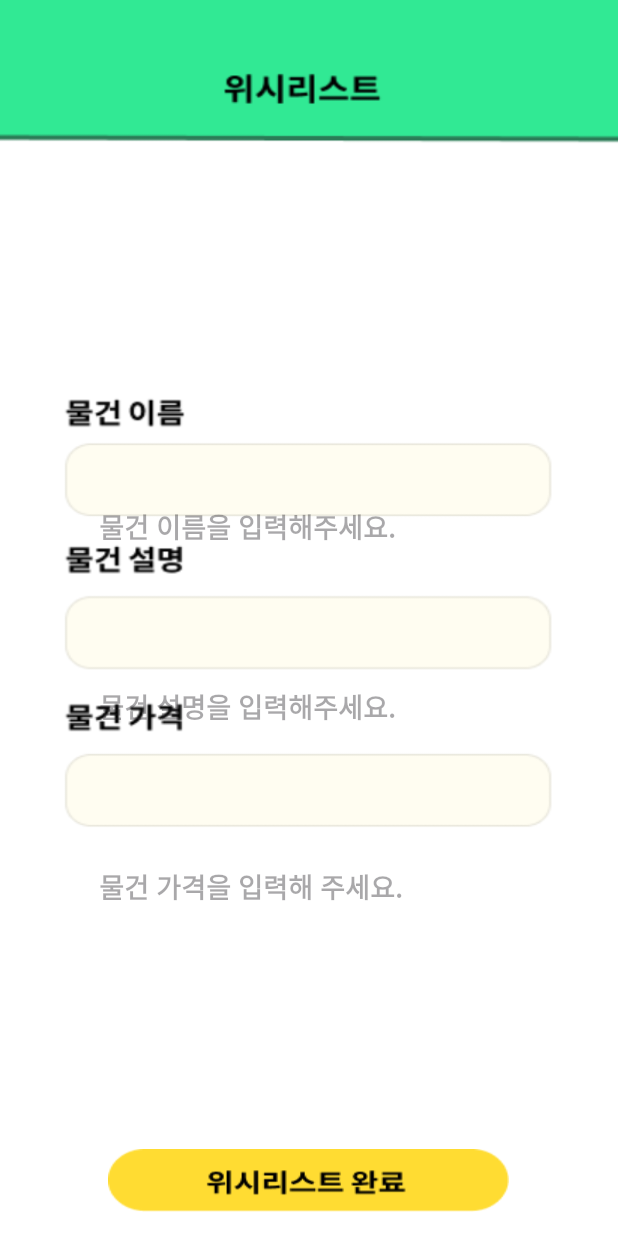
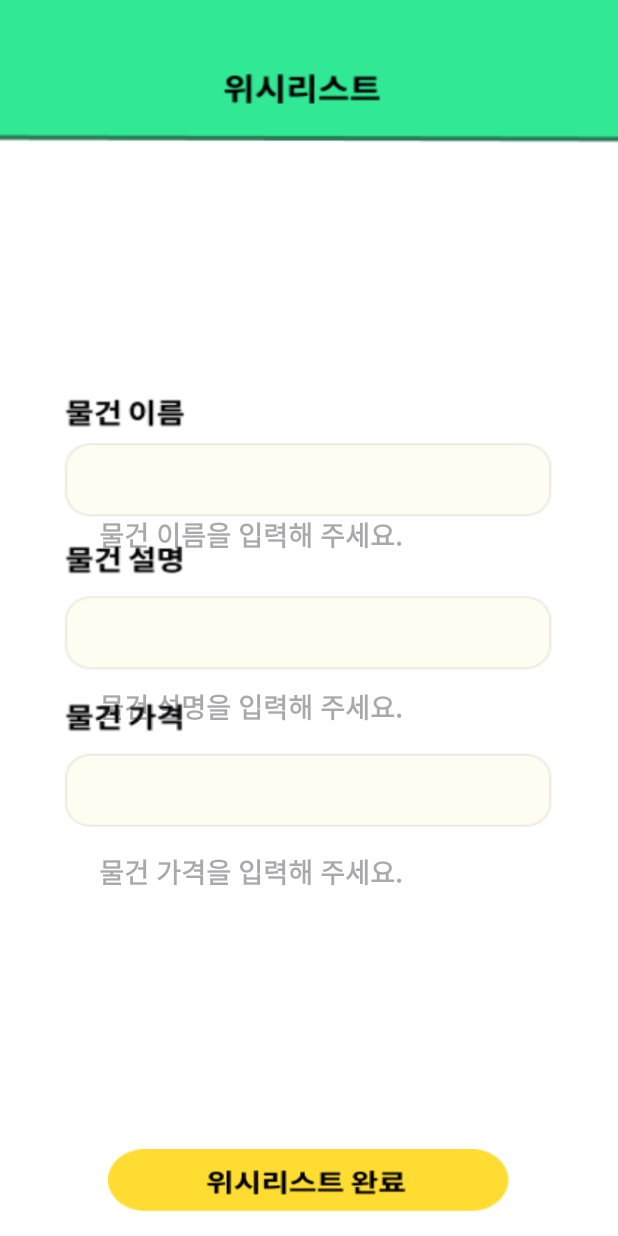
Before and after one commit to jyty0807/Time_to_pay, an Android app: the WishList screen opened directly, with no data from a screen before it, on a phone screen of 412 x 824 dp. Run offline under Robolectric (Android 15) with nearby library versions, the phone set to English and light mode, and no system bars.

Commit message:
위시리스트 수정, sdk 버전 업데이트

```diff
--- a/app/build.gradle.kts
+++ b/app/build.gradle.kts
@@ -9,7 +9,7 @@ android {
 
     defaultConfig {
         applicationId = "com.cookandroid.timetopay"
-        minSdk = 3
+        minSdk = 26
         targetSdk = 34
         versionCode = 1
         versionName = "1.0"
--- a/app/src/main/java/com/cookandroid/timetopay/WishList.kt
+++ b/app/src/main/java/com/cookandroid/timetopay/WishList.kt
@@ -1,5 +1,6 @@
 package com.cookandroid.timetopay
 
+import android.annotation.SuppressLint
 import android.content.Intent
 import android.os.Build
 import android.os.Bundle
@@ -23,6 +24,7 @@ class WishList : AppCompatActivity() {
 
     private var savedData: String = ""  // 추출한 데이터를 저장할 변수
 
+    @SuppressLint("MissingInflatedId")
     override fun onCreate(savedInstanceState: Bundle?) {
         super.onCreate(savedInstanceState)
         setContentView(R.layout.enterwishlist)
@@ -50,7 +52,7 @@ class WishList : AppCompatActivity() {
         // EditText들을 참조
         wishNameEditText = findViewById(R.id.wishNameEditText)
         wishExplainEditText = findViewById(R.id.wishExplainEditText)
-        wishPriceEditText = findViewById(R.id.wishPrice)
+        wishPriceEditText = findViewById(R.id.wishPriceEditText)
 
         wishlistButton = findViewById(R.id.wishlistbutton)
         wishlistButton.setOnClickListener {
--- a/app/src/main/res/layout/enterwishlist.xml
+++ b/app/src/main/res/layout/enterwishlist.xml
@@ -2,43 +2,46 @@
     xmlns:tools="http://schemas.android.com/tools"
     android:layout_width="match_parent"
     android:layout_height="match_parent"
-    android:background="@drawable/wishh"
+    android:background="@drawable/wisss"
     android:paddingLeft="16dp"
     android:paddingTop="16dp"
     android:paddingRight="16dp"
     android:paddingBottom="16dp"
     tools:context=".WishList">
 
-
     <EditText
         android:id="@+id/wishNameEditText"
         android:layout_width="280dp"
         android:layout_height="50dp"
+        android:layout_weight="1"
         android:layout_centerHorizontal="true"
-        android:layout_marginTop="310dp"
-        android:hint="물건 이름을 입력해주세요."
+        android:layout_marginTop="315dp"
         android:textStyle="bold"
-        android:background="@android:color/transparent" />
+        android:background="@android:color/transparent"
+        android:hint="물건 이름을 입력해 주세요." />
 
     <EditText
         android:id="@+id/wishExplainEditText"
         android:layout_width="280dp"
         android:layout_height="50dp"
+        android:layout_weight="1"
         android:layout_centerHorizontal="true"
         android:layout_marginTop="430dp"
-        android:hint="물건 설명을 입력해주세요."
         android:textStyle="bold"
-        android:background="@android:color/transparent" />
+        android:background="@android:color/transparent"
+        android:hint="물건 설명을 입력해 주세요." />
 
     <EditText
-        android:id="@+id/wishPrice"
+        android:id="@+id/wishPriceEditText"
         android:layout_width="280dp"
         android:layout_height="50dp"
+        android:layout_weight="1"
         android:layout_centerHorizontal="true"
-        android:layout_marginTop="550dp"
-        android:hint="물건 가격을 입력해 주세요."
+        android:layout_marginTop="540dp"
         android:textStyle="bold"
-        android:background="@android:color/transparent" />
+        android:background="@android:color/transparent"
+        android:hint="물건 가격을 입력해 주세요." />
+
 
 
     <android.widget.Button
```
Also changed, not shown: app/src/main/res/drawable/wisss.png (added), app/src/main/res/drawable/wissss.png (deleted).
